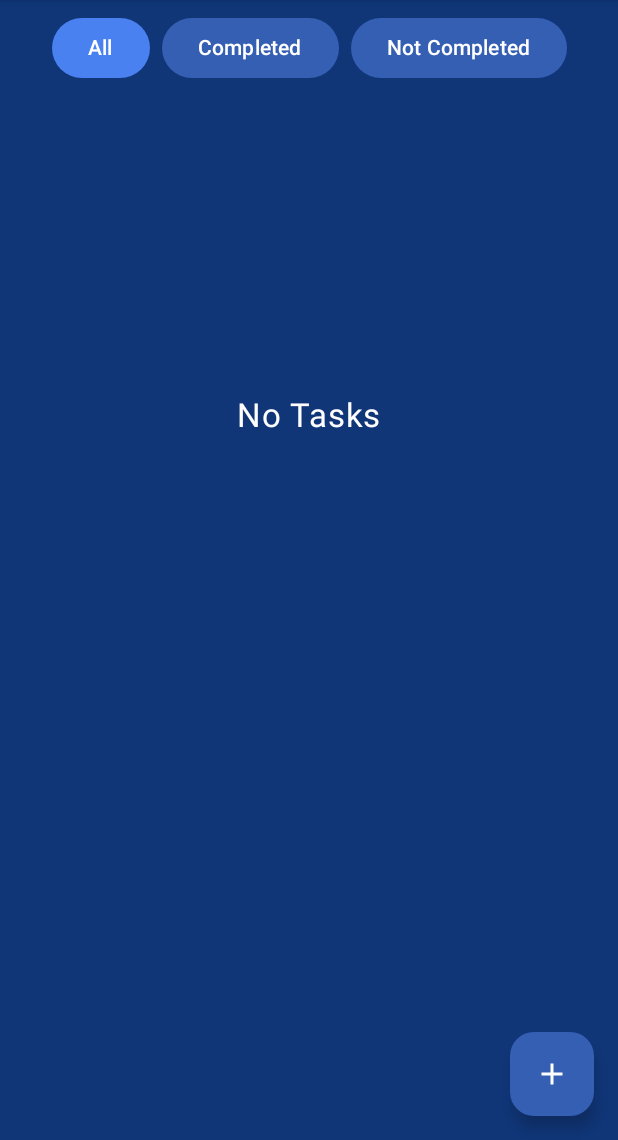
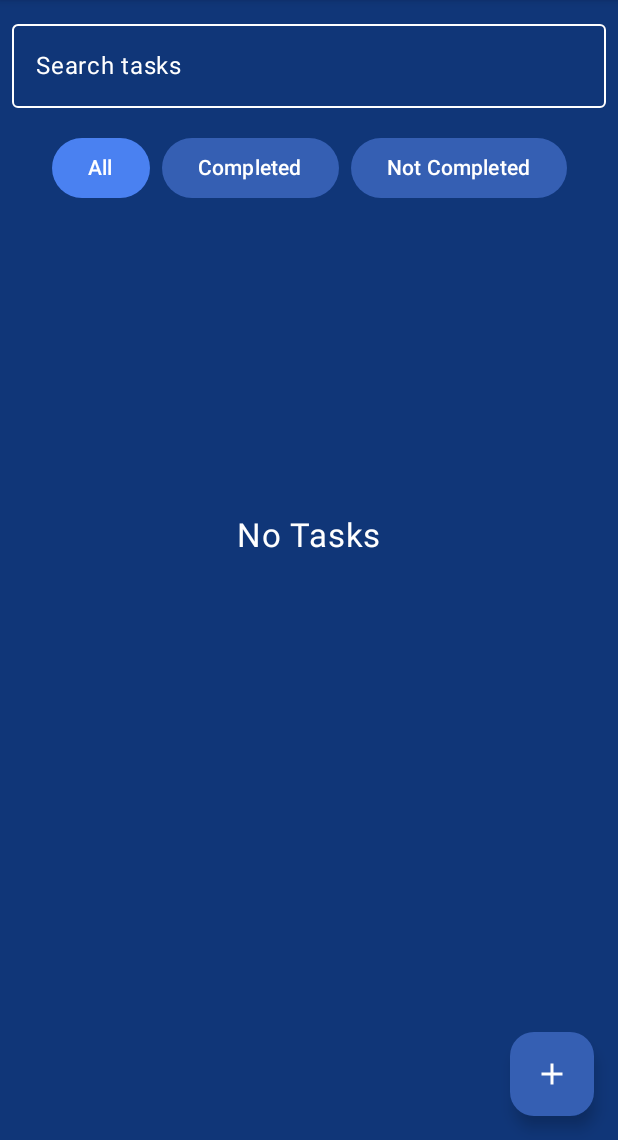
Before and after one commit to daotzen98/Gruppe20ToDoApp, an Android app built with Jetpack Compose: the screen it shows after launch (MainActivity), on a phone screen of 412 x 824 dp, the part 96-1236 px from its top. Run offline under Robolectric (Android 15) with nearby library versions, the phone set to English and light mode, and no system bars; our stand-ins replace Room's generated code; libraries missing offline, so code that uses them is left out: androidx.lifecycle.viewmodel.

Commit message:
search function feature
search feature implemented

```diff
--- a/app/src/main/java/com/example/gruppe20todoapp/screens/MainScreen.kt
+++ b/app/src/main/java/com/example/gruppe20todoapp/screens/MainScreen.kt
@@ -73,6 +73,7 @@ import com.example.gruppe20todoapp.ui.theme.Dark100
 fun MainScreen(
     viewModel: MainVM = viewModel()
 ) {
+    var searchQuery by remember { mutableStateOf("") }
     val tasks by viewModel.tasks.collectAsState()
     val (dialogOpen, setDialogOpen) = remember {
         mutableStateOf(false)
@@ -232,6 +233,12 @@ fun MainScreen(
                     .padding(paddings)
 
             ) {
+                SearchBar(
+                    query = searchQuery,
+                    onQueryChanged = { searchQuery = it },
+                    onSearch = { viewModel.searchTasks(it) }
+                )
+
                 FilterButtons(viewModel = viewModel)
 
                 AnimatedVisibility(
@@ -284,6 +291,30 @@ fun MainScreen(
             }
         }
     }
+}
+@OptIn(ExperimentalMaterial3Api::class)
+@Composable
+fun SearchBar(query: String, onQueryChanged: (String) -> Unit, onSearch: (String) -> Unit) {
+    OutlinedTextField(
+        value = query,
+        onValueChange = {
+            onQueryChanged(it)
+            onSearch(it)
+        },
+        modifier = Modifier
+            .fillMaxWidth()
+            .padding(8.dp),
+        label = { Text("Search tasks",style = MaterialTheme.typography.bodyLarge) },
+        singleLine = true,
+        colors = TextFieldDefaults.outlinedTextFieldColors(
+            textColor = Color.White,
+            cursorColor = Color.White,
+            focusedBorderColor = Color.White,
+            unfocusedBorderColor = Color.White,
+            focusedLabelColor = Color.White,
+            unfocusedLabelColor = Color.White
+        )
+    )
 }
 
 @Composable
```
Also changed, not shown: app/src/main/java/com/example/gruppe20todoapp/reps/TodoRepoImpl.kt (+6 -1 lines), app/src/main/java/com/example/gruppe20todoapp/screens/MainVM.kt (+4 -5 lines).
